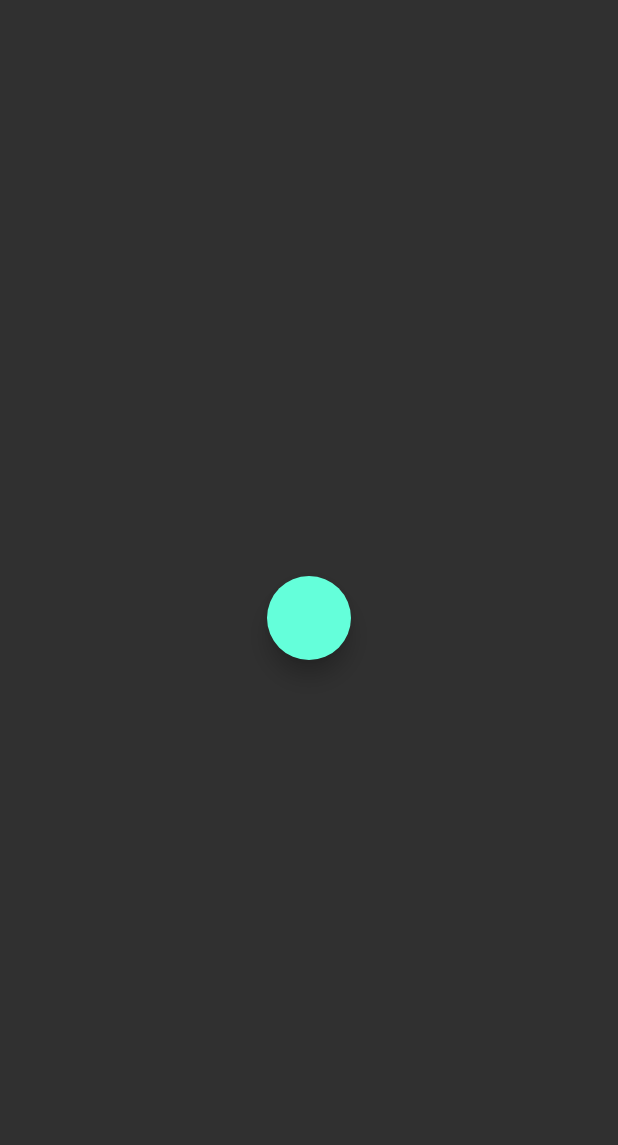
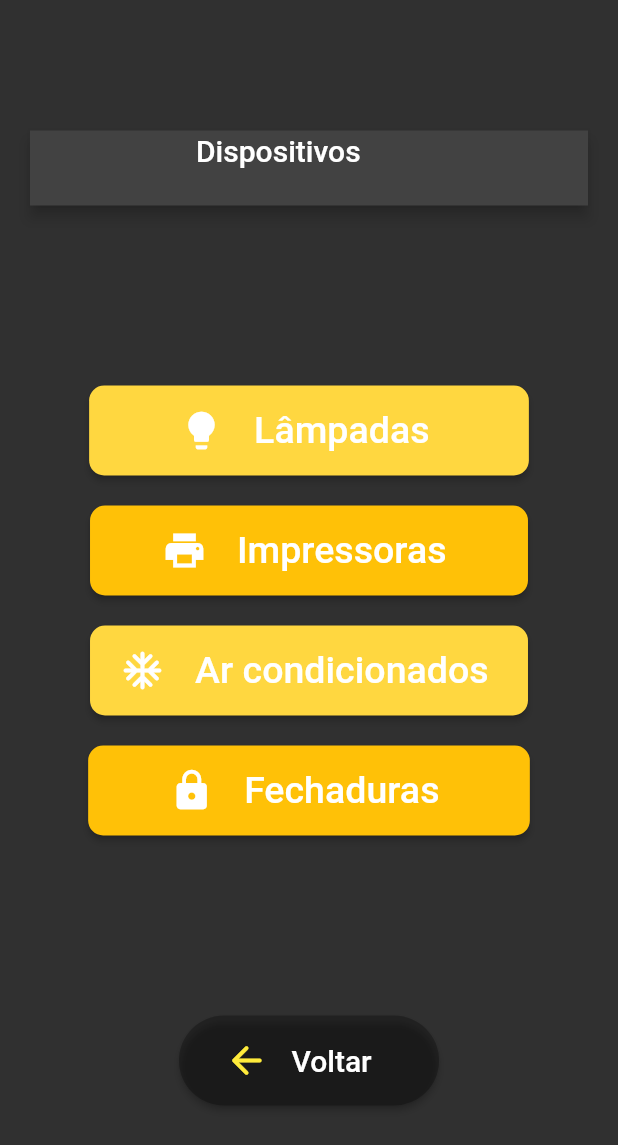
Before and after one commit to Andrekki/IoT---Trainee, a Flutter app: the screen it shows after launch, after a tap on "Login", on a phone screen of 412 x 824 dp. Shown: the top 1145 px of the screen. Run offline on Flutter 3.47's test engine with Material 2 defaults, Android fonts, the light colour scheme and no system bars.

Commit message:
commit on 'main'

```diff
--- a/lib/core/app_image.dart
+++ /dev/null
@@ -1,3 +0,0 @@
-class AppImages {
-  static String get logo => "lib/images/atlas_logo.png";
-}
--- a/lib/data/dummy_lamps.dart
+++ b/lib/data/dummy_lamps.dart
@@ -1,4 +1,4 @@
-/*import 'package:iot_trainee/models/lamp.dart'; //import classe usuário
+import 'package:iot_trainee/models/lamp.dart'; //import classe usuário
 
 const DUMMY_LAMPS = { //map
 
@@ -27,4 +27,3 @@ const DUMMY_LAMPS = { //map
   ),
 
 };
-*/
--- a/lib/data/dummy_users.dart
+++ b/lib/data/dummy_users.dart
@@ -1,4 +1,4 @@
-/*import 'package:iot_trainee/models/user.dart'; //import classe usuário
+import 'package:iot_trainee/models/user.dart'; //import classe usuário
 
 const DUMMY_USERS = { //map
 
@@ -15,4 +15,3 @@ const DUMMY_USERS = { //map
   ),
 
 };
-*/
--- a/lib/models/lamp.dart
+++ b/lib/models/lamp.dart
@@ -1,15 +1,14 @@
-/*import 'package:flutter/material.dart';
-//import 'package:meta/meta.dart';       não funcionou
-
-class Lamp {  //classe lâmpada
+class Lamp {
+  //classe lâmpada
   final String id;
   final String comodo;
   final double itensidade;
+  // final String cor;
 
-  const Lamp ({   //construtor
-    this.id,    //pode ser nulo no começo
-    @required this.comodo,   //não pode ser nulo
-    @required this.itensidade,   //não pode ser nulo
+  const Lamp({//construtor
+    required this.id,
+    required this.comodo,
+    required this.itensidade,
+    // required this.cor,
   });
 }
-*/
--- a/lib/models/user.dart
+++ b/lib/models/user.dart
@@ -1,15 +1,11 @@
-/*import 'package:flutter/material.dart';
-//import 'package:meta/meta.dart';       não funcionou
-
 class User {  //classe usuário
   final String id;
   final String email;
   final String senha;
 
   const User({   //construtor
-    this.id,    //pode ser nulo no começo
-    @required this.email,   //não pode ser nulo
-    @required this.senha,   //não pode ser nulo
+    required this.id,
+    required this.email,
+    required this.senha,
   });
 }
-*/
--- a/lib/pages/home.dart
+++ b/lib/pages/home.dart
@@ -1,3 +1,5 @@
+import 'dart:math';
+
 import 'package:flutter/material.dart';
 import 'package:iot_trainee/pages/login.dart';
 
@@ -16,17 +18,157 @@ class HomeState extends State<Home> {
         width: double.infinity,
         height: double.infinity,
         child: Padding(
-          padding: const EdgeInsets.all(8),
+          padding: const EdgeInsets.all(20),
           child: Column(
+
             mainAxisAlignment: MainAxisAlignment.center,
             children: [
-              FloatingActionButton(onPressed: () {
-                Navigator.of(context).pushReplacement(
-                    MaterialPageRoute(builder: (context) => Login())
-                );
-              }
+              AppBar(
+                leadingWidth: double.infinity,
+                toolbarHeight: 50,
+                title: Text(
+                  '                   Dispositivos\n',
+                  textAlign: TextAlign.center,),
               ),
+              SizedBox(height: 120),
+              RaisedButton(
+                padding: EdgeInsets.symmetric(
+                  vertical: 15,
+                  horizontal: min(60, 60),),
+                shape: RoundedRectangleBorder(borderRadius: BorderRadius.circular(10)),
+                onPressed: () {
+                  Navigator.of(context).pushReplacement(
+                      MaterialPageRoute(builder: (context) => Home()));
+                },
+                color: Colors.amberAccent,
+                child:
+                  Row(
+                    mainAxisSize: MainAxisSize.min,
+                    children:[
+                        Icon(
+                          Icons.lightbulb,
+                          size: 30,
+                          color: Colors.white,
+                        ),
+                      SizedBox(width: 20),
+                      Text(
+                        'Lâmpadas ',
+                        style: TextStyle(fontSize: 25)
+                      ),
+                  ],),
+              ),
+              SizedBox(height: 20),
+              RaisedButton(
+                padding: EdgeInsets.symmetric(
+                  vertical: 15,
+                  horizontal: min(48, 48),),
+                shape: RoundedRectangleBorder(borderRadius: BorderRadius.circular(10)),
+                onPressed: () {
+                  Navigator.of(context).pushReplacement(
+                      MaterialPageRoute(builder: (context) => Home()));
+                },
+                color: Colors.amber,
+                child:
+                  Row(
+                    mainAxisSize: MainAxisSize.min,
+                    children:[
+                        Icon(
+                          Icons.print,
+                          size: 30,
+                          color: Colors.white,
+                        ),
+                      SizedBox(width: 20),
+                      Text(
+                        'Impressoras ',
+                        style: TextStyle(fontSize: 25)
+                      ),
+                  ],),
+              ),
+              SizedBox(height: 20),
+              RaisedButton(
+                padding: EdgeInsets.symmetric(
+                  vertical: 15,
+                  horizontal: min(20, 20),),
+                shape: RoundedRectangleBorder(borderRadius: BorderRadius.circular(10)),
+                onPressed: () {
+                  Navigator.of(context).pushReplacement(
+                      MaterialPageRoute(builder: (context) => Home()));
+                },
+                color: Colors.amberAccent,
+                child:
+                  Row(
+                    mainAxisSize: MainAxisSize.min,
+                    children:[
+                        Icon(
+                          Icons.ac_unit_rounded,
+                          size: 30,
+                          color: Colors.white,
+                        ),
+                      SizedBox(width: 20),
+                      Text(
+                        'Ar condicionados ',
+                        style: TextStyle(fontSize: 25)
+                      ),
+                  ],),
+              ),
+              SizedBox(height: 20),
+              RaisedButton(
+                padding: EdgeInsets.symmetric(
+                  vertical: 15,
+                  horizontal: min(54, 54),),
+                shape: RoundedRectangleBorder(borderRadius: BorderRadius.circular(10)),
+                onPressed: () {
+                  Navigator.of(context).pushReplacement(
+                      MaterialPageRoute(builder: (context) => Home()));
+                },
+                color: Colors.amber,
+                child:
+                  Row(
+                    mainAxisSize: MainAxisSize.min,
+                    children:[
+                        Icon(
+                          Icons.lock,
+                          size: 30,
+                          color: Colors.white,
+                        ),
+                      SizedBox(width: 20),
+                      Text(
+                        'Fechaduras ',
+                        style: TextStyle(fontSize: 25)
+                      ),
+                  ],),
+              ),
+              SizedBox(height: 120),
+              RaisedButton(
+                padding: EdgeInsets.symmetric(
+                  vertical: 15,
+                  horizontal: min(30, 30),),
+                shape: RoundedRectangleBorder(borderRadius: BorderRadius.circular(30)),
+                onPressed: () {
+                  Navigator.of(context).pushReplacement(
+                      MaterialPageRoute(builder: (context) => Login()));
+                },
+                color: Colors.black26,
+                child:
+                  Row(
+                    mainAxisSize: MainAxisSize.min,
+                    children:[
+                        Icon(
+                          Icons.arrow_back_rounded,
+                          size: 30,
+                          color: Colors.yellow,
+                        ),
+                      SizedBox(width: 15),
+                      Text(
+                        'Voltar   ',
+                        style: TextStyle(fontSize: 20)
+                      ),
+                  ],),
+              ),
+
             ],
+
+
           ),
         ),
       ),
--- a/lib/pages/lamp_list.dart
+++ b/lib/pages/lamp_list.dart
@@ -1,4 +1,4 @@
-/*import 'package:flutter/material.dart';
+import 'package:flutter/material.dart';
 import 'package:iot_trainee/data/dummy_lamps.dart';
 
 class  LampList extends StatelessWidget {
@@ -20,4 +20,3 @@ class  LampList extends StatelessWidget {
     );
   }
 }
-*/
--- a/lib/pages/login.dart
+++ b/lib/pages/login.dart
@@ -1,5 +1,6 @@
+import 'dart:math';
+
 import 'package:flutter/material.dart';
-import 'package:iot_trainee/core/app_image.dart';
 import 'package:iot_trainee/pages/home.dart';
 
 class Login extends StatefulWidget {
@@ -20,11 +21,18 @@ class LoginState extends State<Login> {
         width: double.infinity,
         height: double.infinity,
         child: Padding(
-          padding: const EdgeInsets.all(8),
+          padding: const EdgeInsets.all(20),
           child: Column(
             mainAxisAlignment: MainAxisAlignment.center,
             children: [
-              Container(child: Image.asset(AppImages.logo)),
+              Container(
+                width: 100,
+                height: 100,
+                child: Image(
+                  image: AssetImage('assets/images/atlas_logo.png'),
+                ),
+              ),
+              SizedBox(height: 60),
               TextField(
                 onChanged: (text) {
                   email = text;
@@ -40,21 +48,33 @@ class LoginState extends State<Login> {
                 },
                 obscureText: true,
                 decoration: InputDecoration(
-                    labelText: 'Senha:', border: OutlineInputBorder()),
+                    labelText: 'Senha:',
+                    border: OutlineInputBorder()),
               ),
               SizedBox(height: 40),
               RaisedButton(
+                padding: EdgeInsets.all(15),
+                shape: RoundedRectangleBorder(borderRadius: BorderRadius.circular(30)),
                 onPressed: () {
                   Navigator.of(context).pushReplacement(
                       MaterialPageRoute(builder: (context) => Home()));
                 },
-                //colocar icone -> Icon(Icons.arrow_forward_rounded);
-                //formatar botão
                 color: Colors.black38,
-                child: Text('Login'
-                    //style:
-                    ),
-              ),
+                child:
+                  Row(
+                    mainAxisSize: MainAxisSize.min,
+                    children:[
+                        Icon(
+                          Icons.arrow_forward_rounded,
+                          color: Colors.yellow,
+                          size: min(30, 30)
+                        ),
+                      SizedBox(width: 8),
+                      Text(
+                        'Login  ',
+                        style: TextStyle(fontSize: 15)
+                      ),
+                  ],),),
             ],
           ),
         ),
```
